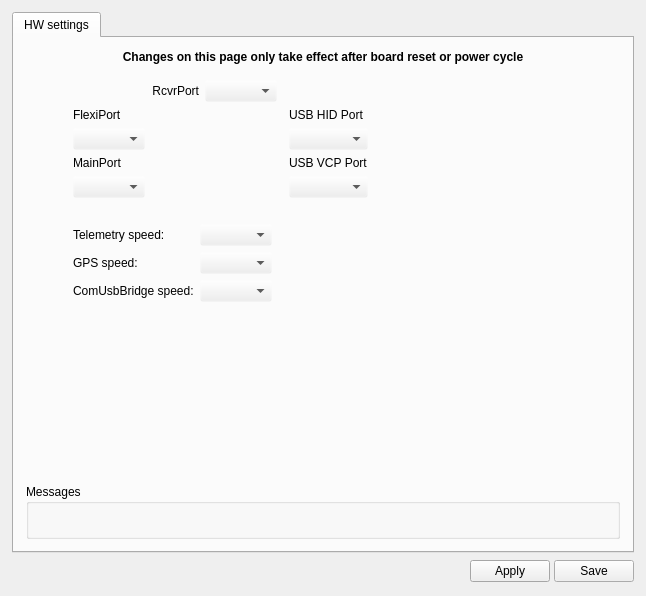
Qt form ground/openpilotgcs/src/plugins/config/cc_hw_settings.ui (openpilot/OpenPilot) before a commit.
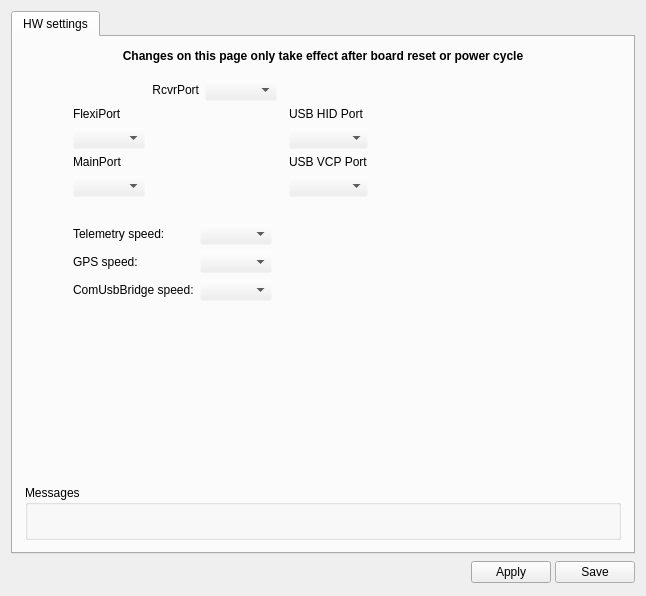
The same form after that commit. Icons and pictures are not drawn.

Patch:
```diff
--- a/ground/openpilotgcs/src/plugins/config/cc_hw_settings.ui
+++ b/ground/openpilotgcs/src/plugins/config/cc_hw_settings.ui
@@ -14,9 +14,6 @@
    <string>Form</string>
   </property>
   <layout class="QVBoxLayout" name="verticalLayout">
-   <property name="margin">
-    <number>12</number>
-   </property>
    <item>
     <widget class="QTabWidget" name="tabWidget">
      <property name="currentIndex">
@@ -110,8 +107,8 @@
            <rect>
             <x>0</x>
             <y>0</y>
-            <width>616</width>
-            <height>513</height>
+            <width>624</width>
+            <height>516</height>
            </rect>
           </property>
           <layout class="QGridLayout" name="gridLayout_3">
```
Left out of the diff: 23 changed lines with no effect on the pictures.
